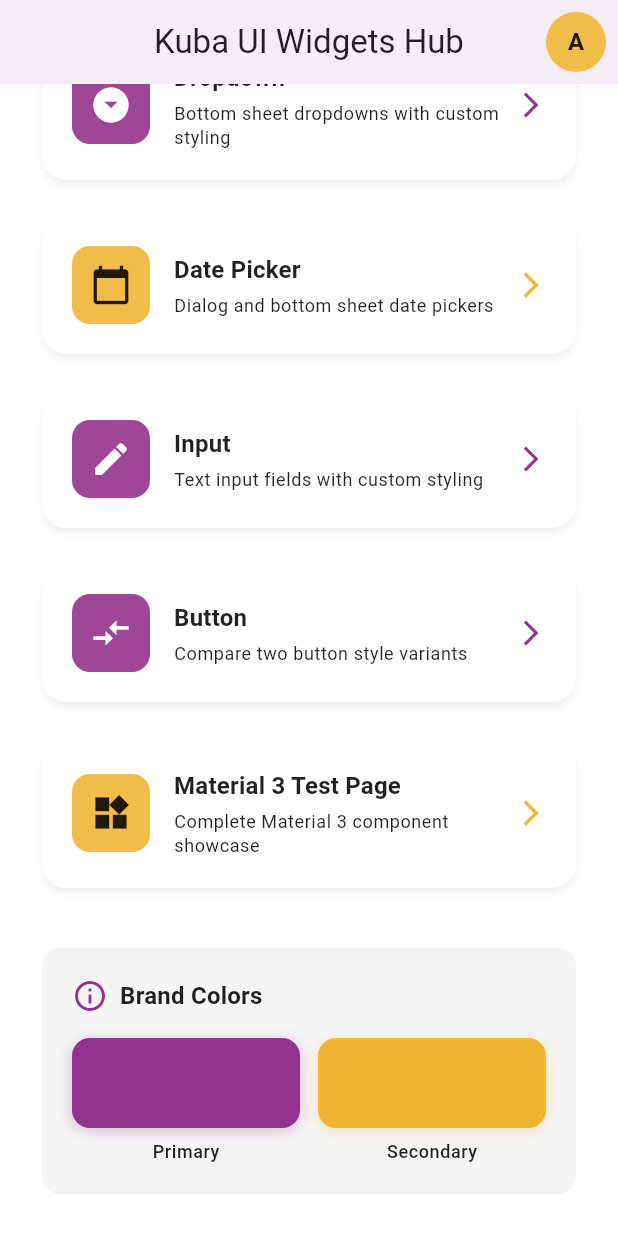
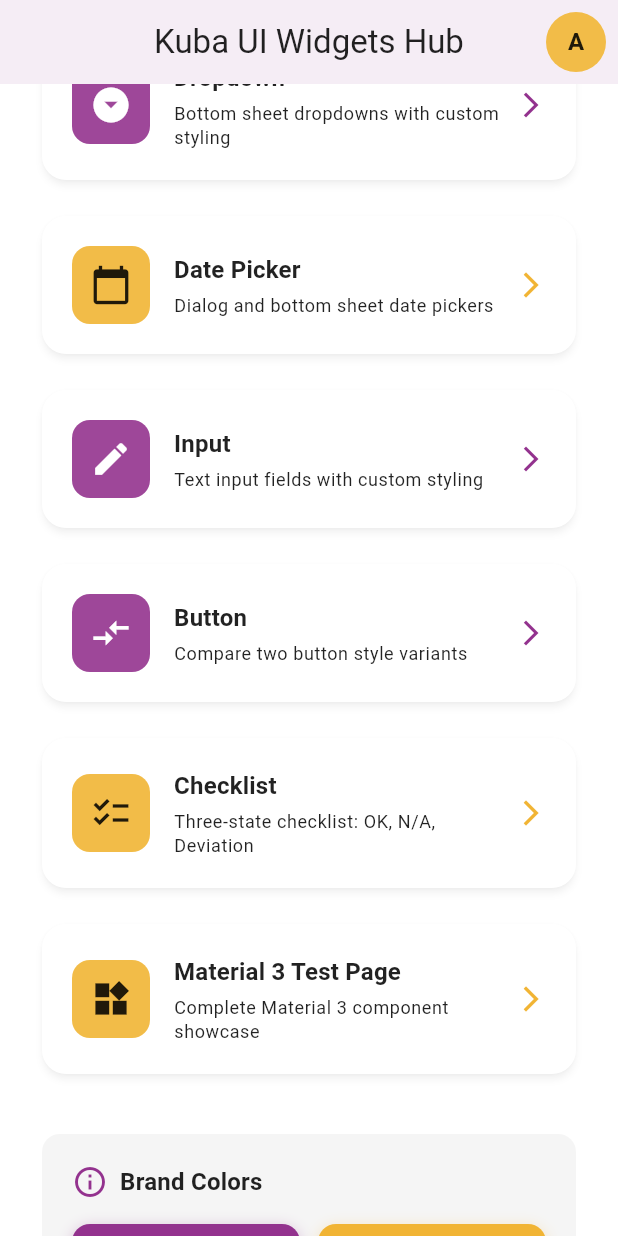
Before and after one commit to EugeneHolodov/kuba_ui_hub, a Flutter app: the HomePage screen opened directly, scrolled down 312 dp, on a phone screen of 412 x 824 dp. Run offline on Flutter 3.47's test engine with Material 3 defaults, Android fonts, the light colour scheme and no system bars; our stand-ins replace shared_preferences; accounts and stored records are empty; network calls fail; Roboto replaces fonts that are missing (Helvetica).

Commit message:
checklist 3 otion item

```diff
--- a/flutter/lib/home_page.dart
+++ b/flutter/lib/home_page.dart
@@ -4,6 +4,7 @@ import 'ui/dropdown_page.dart';
 import 'ui/date_picker_page.dart';
 import 'ui/input_page.dart';
 import 'ui/button_comparison_page.dart';
+import 'ui/checklist_page.dart';
 import 'pages/startup_page.dart';
 import 'services/storage_service.dart';
 
@@ -410,6 +411,72 @@ class _HomePageState extends State<HomePage> {
             ),
             const SizedBox(height: 16),
 
+            // Checklist Page Card
+            Card(
+              elevation: 2,
+              shape: RoundedRectangleBorder(
+                borderRadius: BorderRadius.circular(16),
+              ),
+              child: InkWell(
+                onTap: () {
+                  Navigator.push(
+                    context,
+                    MaterialPageRoute(
+                      builder: (context) => const ChecklistPage(),
+                    ),
+                  );
+                },
+                borderRadius: BorderRadius.circular(16),
+                child: Padding(
+                  padding: const EdgeInsets.all(20.0),
+                  child: Row(
+                    children: [
+                      Container(
+                        padding: const EdgeInsets.all(12),
+                        decoration: BoxDecoration(
+                          color: Theme.of(
+                            context,
+                          ).colorScheme.secondaryContainer,
+                          borderRadius: BorderRadius.circular(12),
+                        ),
+                        child: Icon(
+                          Icons.checklist,
+                          color: Theme.of(
+                            context,
+                          ).colorScheme.onSecondaryContainer,
+                          size: 28,
+                        ),
+                      ),
+                      const SizedBox(width: 16),
+                      Expanded(
+                        child: Column(
+                          crossAxisAlignment: CrossAxisAlignment.start,
+                          children: [
+                            Text(
+                              'Checklist',
+                              style: Theme.of(context).textTheme.titleMedium
+                                  ?.copyWith(fontWeight: FontWeight.bold),
+                            ),
+                            const SizedBox(height: 4),
+                            Text(
+                              'Three-state checklist: OK, N/A, Deviation',
+                              style: Theme.of(context).textTheme.bodySmall,
+                            ),
+                          ],
+                        ),
+                      ),
+                      Icon(
+                        Icons.arrow_forward_ios,
+                        color: Theme.of(context).colorScheme.secondary,
+                        size: 20,
+                      ),
+                    ],
+                  ),
+                ),
+              ),
+            ),
+            const SizedBox(height: 16),
+
             // Material 3 Test Page Card
             Card(
               elevation: 2,
```
Also changed, not shown: flutter/lib/ui/checklist_page.dart (added, +137 -0 lines), flutter/lib/widgets/kuba_checklist.dart (added, +212 -0 lines).
